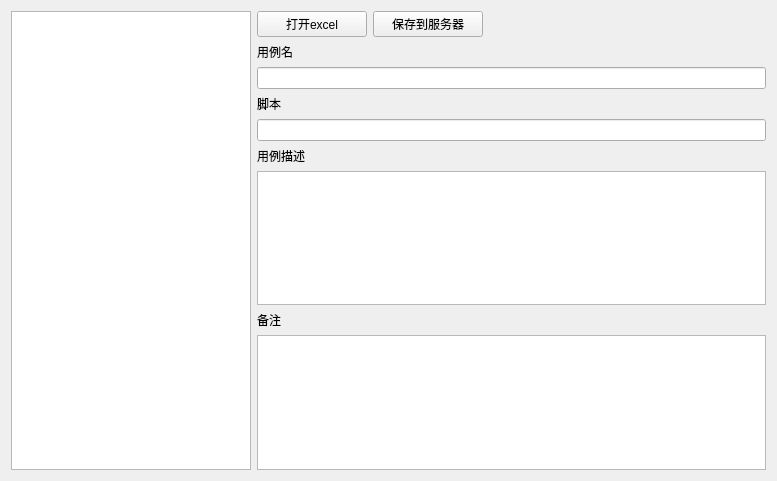
The window that woodpecker/views/src/testcase.ui (cash2one/AutoDriver) describes before a commit, drawn with Qt 5.
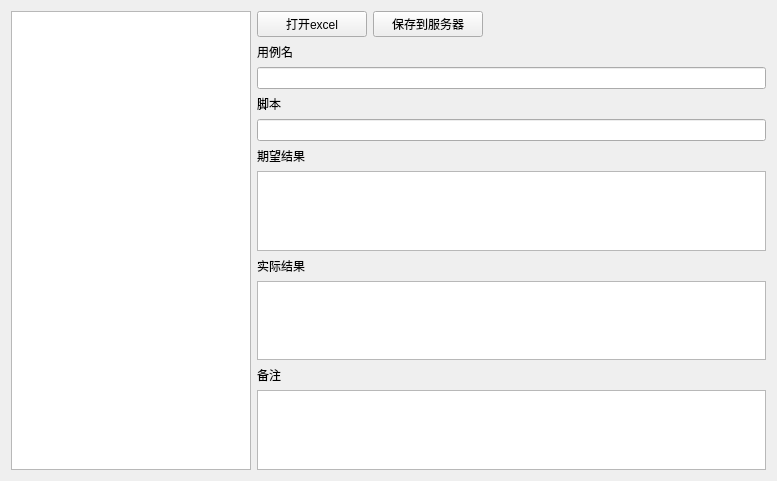
The same window after the commit.

Patch:
```diff
--- a/woodpecker/views/src/testcase.ui
+++ b/woodpecker/views/src/testcase.ui
@@ -106,13 +106,23 @@
        <item>
         <widget class="QLabel" name="label">
          <property name="text">
-          <string>用例描述</string>
+          <string>期望结果</string>
          </property>
         </widget>
        </item>
        <item>
         <widget class="QTextEdit" name="textEdit"/>
        </item>
+       <item>
+        <widget class="QLabel" name="label_5">
+         <property name="text">
+          <string>实际结果</string>
+         </property>
+        </widget>
+       </item>
+       <item>
+        <widget class="QTextEdit" name="textEdit_3"/>
+       </item>
        <item>
         <widget class="QLabel" name="label_4">
          <property name="text">
@@ -121,7 +131,7 @@
         </widget>
        </item>
        <item>
-        <widget class="QTextBrowser" name="textBrowser"/>
+        <widget class="QTextEdit" name="textEdit_2"/>
        </item>
       </layout>
      </item>
```
